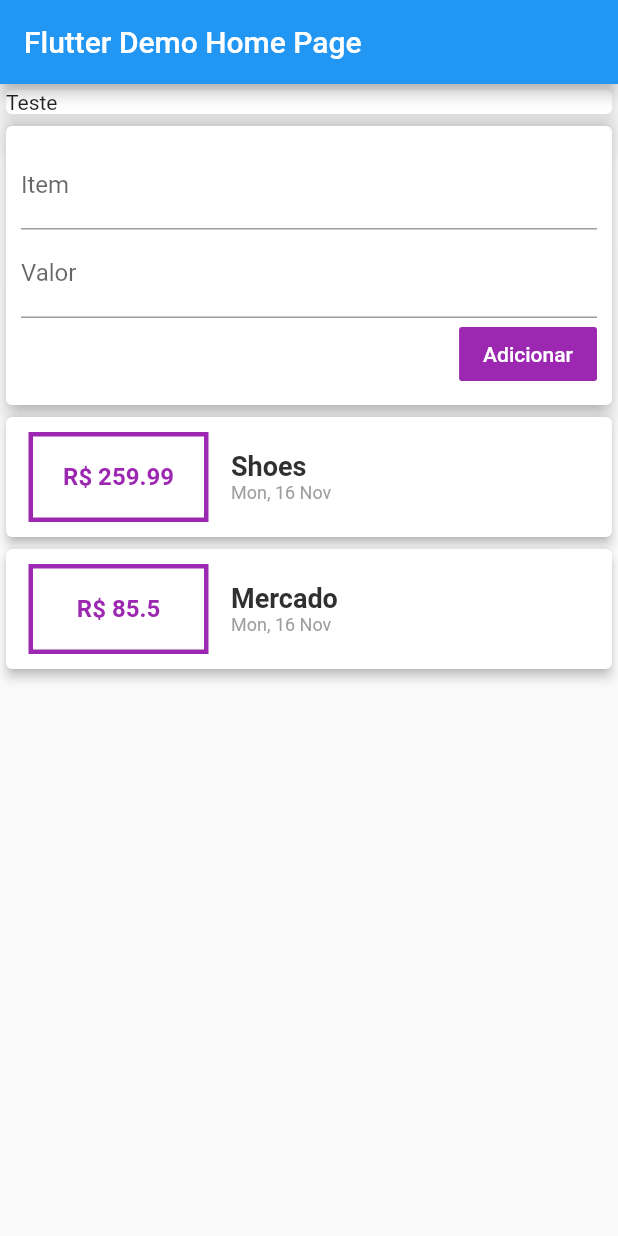
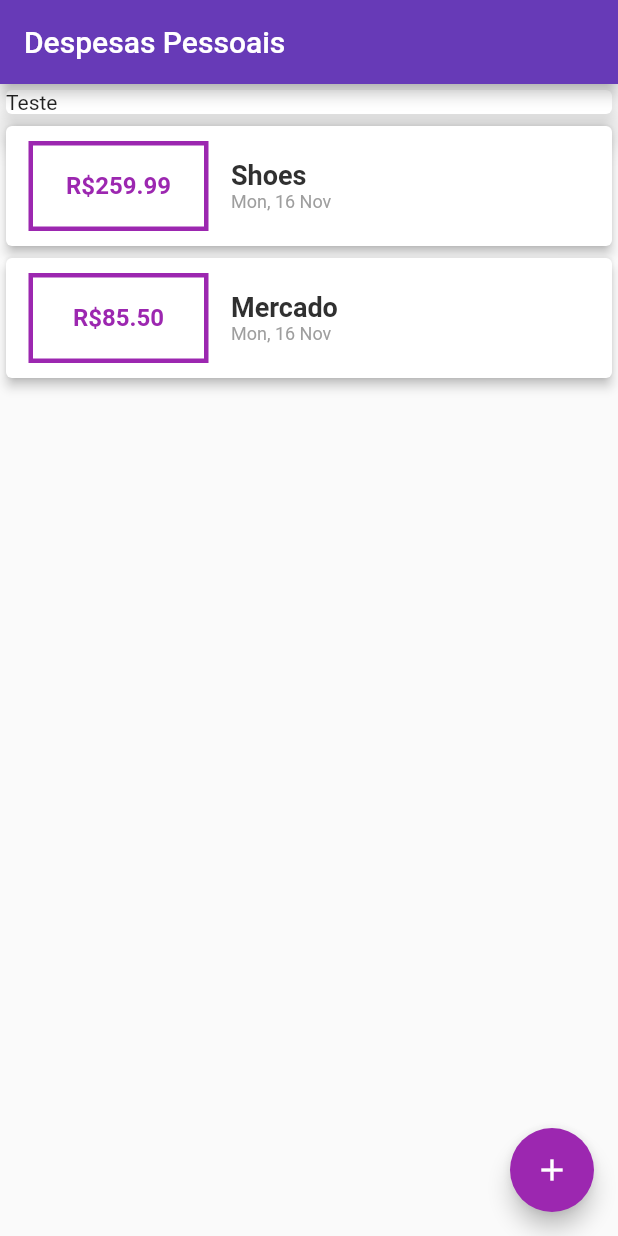
Before and after one commit to erosborba/flutter_personal_expenses, a Flutter app: the screen it shows after launch, on a phone screen of 412 x 824 dp. Run offline on Flutter 3.47's test engine with Material 2 defaults, Android fonts, the phone set to English and light mode, and no system bars.

Commit message:
some refactor and organization

```diff
--- a/lib/main.dart
+++ b/lib/main.dart
@@ -12,11 +12,12 @@ class MyApp extends StatelessWidget {
   @override
   Widget build(BuildContext context) {
     return MaterialApp(
-      title: 'Flutter Demo',
+      title: 'Despesas',
       theme: ThemeData(
-        primarySwatch: Colors.blue,
+        primarySwatch: Colors.deepPurple,
+        accentColor: Colors.purple,
       ),
-      home: MyHomePage(title: 'Flutter Demo Home Page'),
+      home: MyHomePage(title: 'Despesas Pessoais'),
     );
   }
 }
@@ -31,12 +32,76 @@ class MyHomePage extends StatefulWidget {
 }
 
 class _MyHomePageState extends State<MyHomePage> {
+  Function cleanText() {
+    final titleInput = '';
+    final userInput = null;
+    return cleanText;
+  }
+
   @override
   Widget build(BuildContext context) {
     String titleInput;
     double amountInput;
 
     return Scaffold(
+      floatingActionButton: FloatingActionButton(
+          child: Icon(Icons.add),
+          onPressed: () {
+            showModalBottomSheet(
+              context: context,
+              isScrollControlled: true,
+              builder: (_) => SingleChildScrollView(
+                child: Container(
+                  padding: EdgeInsets.only(
+                      bottom: MediaQuery.of(context).viewInsets.bottom),
+                  child: Card(
+                    elevation: 5,
+                    child: Container(
+                      padding: EdgeInsets.all(10),
+                      child: Column(
+                        crossAxisAlignment: CrossAxisAlignment.end,
+                        children: [
+                          TextField(
+                            onChanged: (text) {
+                              titleInput = text;
+                            },
+                            decoration: InputDecoration(labelText: 'Item'),
+                          ),
+                          TextField(
+                            keyboardType:
+                                TextInputType.numberWithOptions(decimal: true),
+                            onChanged: (text) {
+                              amountInput = double.parse(text);
+                            },
+                            decoration: InputDecoration(labelText: 'Valor'),
+                          ),
+                          FlatButton(
+                            child: Text('Adicionar'),
+                            color: Theme.of(context).primaryColor,
+                            textColor: Colors.white,
+                            onPressed: () {
+                              setState(() {
+                                // addNewTransaction(titleInput, amountInput);
+                                transactions.add(
+                                  Transaction(
+                                    id: DateTime.now().toString(),
+                                    title: titleInput,
+                                    amount: amountInput,
+                                    timestamp: DateTime.now(),
+                                  ),
+                                );
+                                Navigator.pop(context);
+                              });
+                            },
+                          ),
+                        ],
+                      ),
+                    ),
+                  ),
+                ),
+              ),
+            );
+          }),
       appBar: AppBar(
         title: Text(widget.title),
       ),
@@ -50,55 +115,19 @@ class _MyHomePageState extends State<MyHomePage> {
                 child: Text('Teste'),
               ),
             ),
-            Card(
-              elevation: 5,
-              child: Container(
-                padding: EdgeInsets.all(10),
-                child: Column(
-                  crossAxisAlignment: CrossAxisAlignment.end,
-                  children: [
-                    TextField(
-                      onChanged: (text) {
-                        titleInput = text;
-                      },
-                      decoration: InputDecoration(labelText: 'Item'),
-                    ),
-                    TextField(
-                      keyboardType: TextInputType.number,
-                      onChanged: (text) {
-                        amountInput = double.parse(text);
-                      },
-                      decoration: InputDecoration(labelText: 'Valor'),
-                    ),
-                    FlatButton(
-                      child: Text('Adicionar'),
-                      color: Colors.purple,
-                      textColor: Colors.white,
-                      onPressed: () {
-                        setState(() {
-                          // addNewTransaction(titleInput, amountInput);
-                          transactions.add(Transaction(
-                            id: DateTime.now().toString(),
-                            title: titleInput,
-                            amount: amountInput,
-                            timestamp: DateTime.now(),
-                          ));
-                        });
-                      },
-                    ),
-                  ],
-                ),
+            Container(
+              height: 300,
+              child: ListView.builder(
+                itemBuilder: (ctx, index) {
+                  return TxCard(
+                    id: transactions[index].id,
+                    title: transactions[index].title,
+                    amount: transactions[index].amount,
+                    timestamp: transactions[index].timestamp,
+                  );
+                },
+                itemCount: transactions.length,
               ),
-            ),
-            Column(
-              children: transactions
-                  .map((tx) => TxCard(
-                        id: tx.id,
-                        title: tx.title,
-                        amount: tx.amount,
-                        timestamp: tx.timestamp,
-                      ))
-                  .toList(),
             )
           ],
         ),
--- a/lib/txTile.dart
+++ b/lib/txTile.dart
@@ -22,13 +22,15 @@ class TxCard extends StatelessWidget {
               width: 120,
               padding: EdgeInsets.all(10),
               decoration: BoxDecoration(
-                  border: Border.all(width: 3, color: Colors.purple)),
+                border:
+                    Border.all(width: 3, color: Theme.of(context).accentColor),
+              ),
               child: Center(
                 child: Text(
-                  'R\$ $amount',
+                  'R\$' + amount.toStringAsFixed(2),
                   style: TextStyle(
                       fontSize: 16,
-                      color: Colors.purple,
+                      color: Theme.of(context).accentColor,
                       fontWeight: FontWeight.bold),
                 ),
               ),
```
